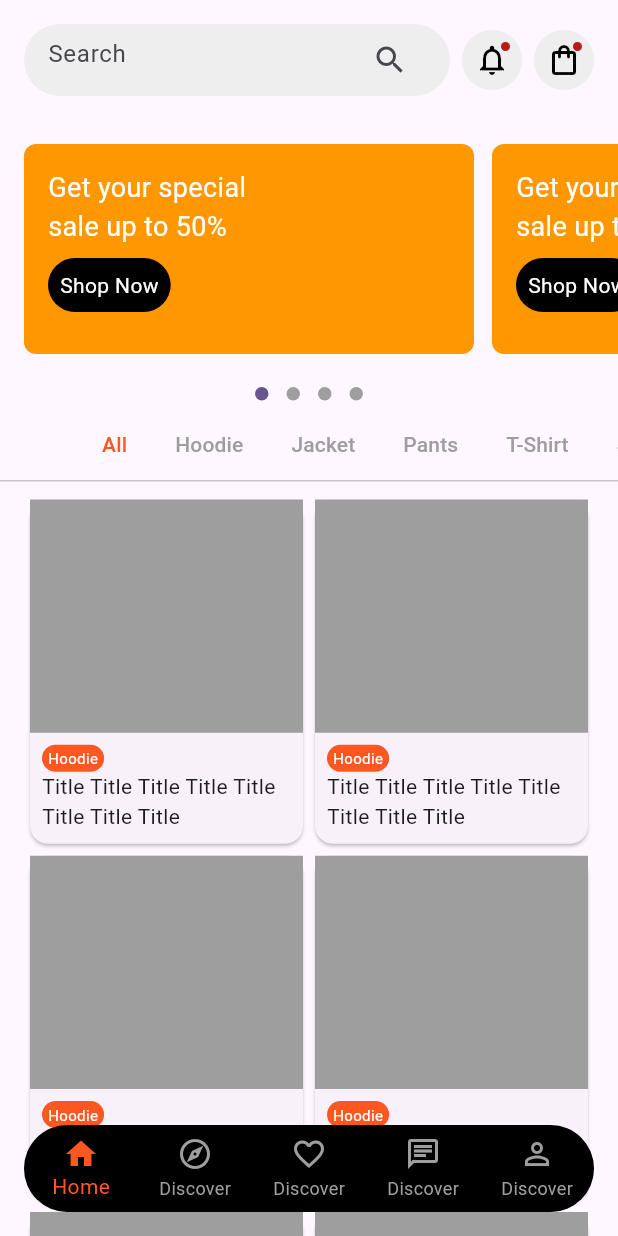
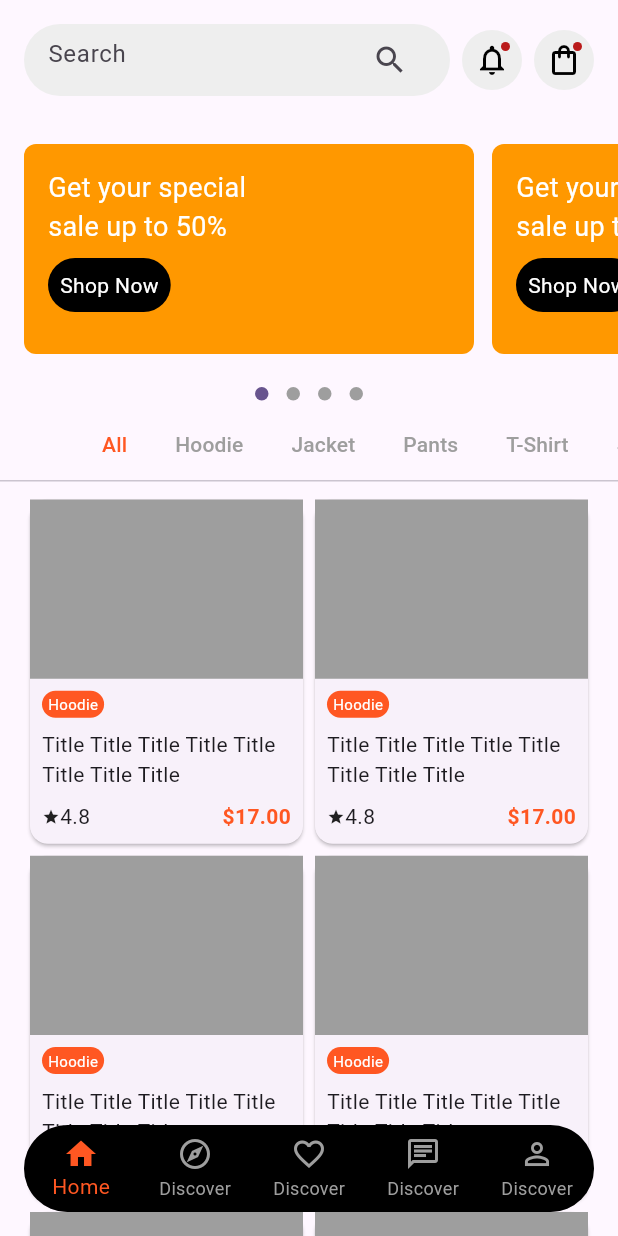
Before and after one commit to JAICHANGPARK/flutter_notebook_chapter_33, a Flutter app: the EcommerceMainPage screen opened directly, on a phone screen of 412 x 824 dp. Run offline on Flutter 3.47's test engine with Material 2 defaults, Android fonts, the phone set to English and light mode, and no system bars; drawn by our look-alikes of dots_indicator.

Commit message:
Update e_commerce_main_page.dart

```diff
--- a/lib/ep1655_e_commerce_app/view/e_commerce_main_page.dart
+++ b/lib/ep1655_e_commerce_app/view/e_commerce_main_page.dart
@@ -159,7 +159,7 @@ class _EcommerceMainPageState extends State<EcommerceMainPage> {
                                                   color: Colors.deepOrange,
                                                   borderRadius: BorderRadius.circular(16),
                                                 ),
-                                                padding: EdgeInsets.symmetric(horizontal: 4,vertical: 2),
+                                                padding: EdgeInsets.symmetric(horizontal: 4, vertical: 2),
                                                 child: Text(
                                                   "Hoodie",
                                                   style: TextStyle(
@@ -168,7 +168,27 @@ class _EcommerceMainPageState extends State<EcommerceMainPage> {
                                                   ),
                                                 ),
                                               ),
-                                              Text("Title Title Title Title Title Title Title Title")
+                                              Padding(
+                                                padding: const EdgeInsets.symmetric(vertical: 8),
+                                                child: Text("Title Title Title Title Title Title Title Title"),
+                                              ),
+                                              Row(
+                                                children: [
+                                                  Icon(
+                                                    Icons.star,
+                                                    size: 12,
+                                                  ),
+                                                  Text("4.8"),
+                                                  Spacer(),
+                                                  Text(
+                                                    "\$17.00",
+                                                    style: TextStyle(
+                                                      fontWeight: FontWeight.bold,
+                                                      color: Colors.deepOrange,
+                                                    ),
+                                                  )
+                                                ],
+                                              )
                                             ],
                                           ),
                                         )
```
